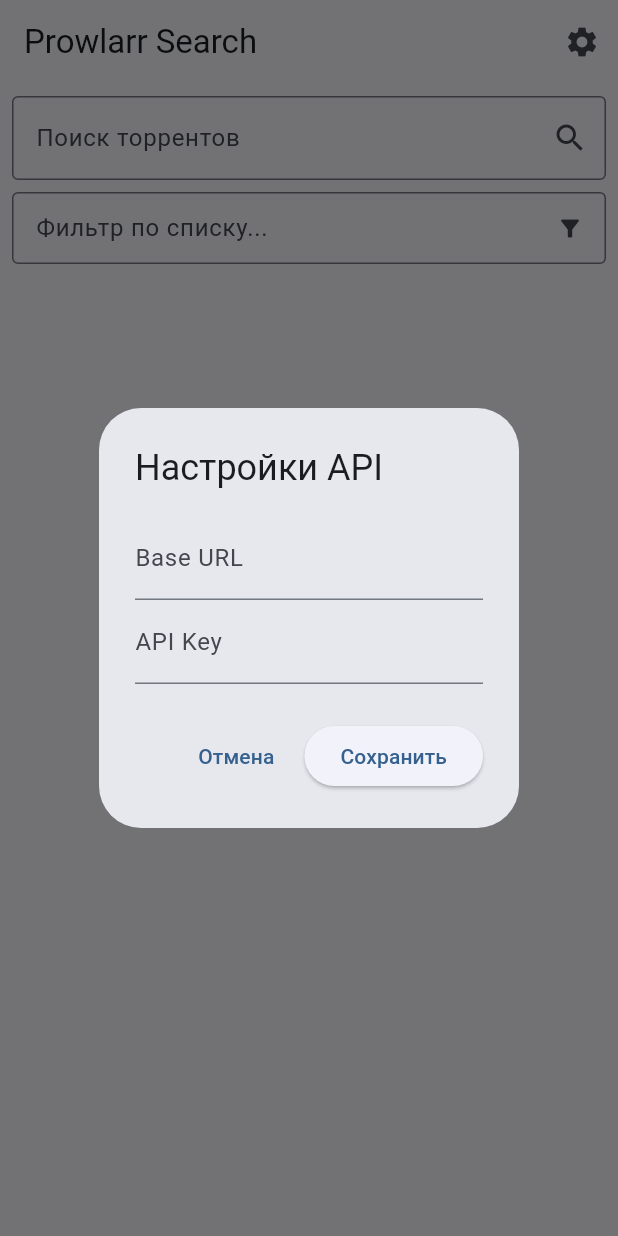
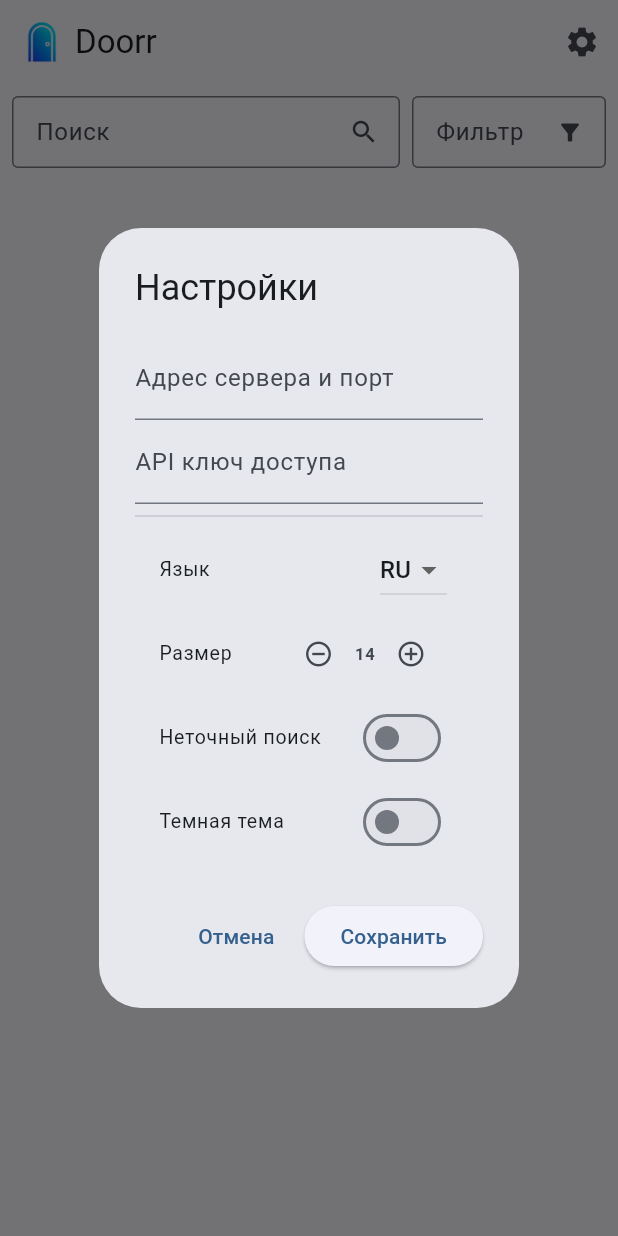
Before and after one commit to Lifailon/doorr, a Flutter app: the screen it shows after launch, after a tap on the "settings" icon, on a phone screen of 412 x 824 dp. Run offline on Flutter 3.47's test engine with Material 3 defaults, Android fonts, the phone set to English and light mode, and no system bars; our stand-ins replace shared_preferences.

Commit message:
add settings fot set font, language and dark theme

```diff
--- a/lib/main.dart
+++ b/lib/main.dart
@@ -3,23 +3,85 @@
 import 'package:http/http.dart' as http;
 import 'dart:convert';
 
-void main() => runApp(const ProwlarrApp());
+Map<String, dynamic> _labels = {};
 
-class ProwlarrApp extends StatelessWidget {
-  const ProwlarrApp({super.key});
+void main() => runApp(const DoorrApp());
+
+class DoorrApp extends StatefulWidget {
+  const DoorrApp({super.key});
+
+  @override
+  State<DoorrApp> createState() => _DoorrAppState();
+}
+
+class _DoorrAppState extends State<DoorrApp> {
+  ThemeMode _themeMode = ThemeMode.light;
+  String _lang = 'ru';
+  double _fontSize = 14.0;
+
+  void updateFontSize(double size) {
+    setState(() => _fontSize = size);
+  }
+
+  void updateTheme(bool isDark) {
+    setState(() => _themeMode = isDark ? ThemeMode.dark : ThemeMode.light);
+  }
+
+  void updateLang(String lang) {
+    setState(() => _lang = lang);
+  }
 
   @override
   Widget build(BuildContext context) {
     return MaterialApp(
       debugShowCheckedModeBanner: false,
-      theme: ThemeData(useMaterial3: true, colorSchemeSeed: Colors.blue),
-      home: const SearchScreen(),
+      themeMode: _themeMode,
+      builder: (context, child) {
+        return MediaQuery(
+          data: MediaQuery.of(context).copyWith(
+            textScaler: TextScaler.linear(_fontSize / 14.0),
+          ),
+          child: child!,
+        );
+      },
+      theme: ThemeData(
+        useMaterial3: true,
+        colorSchemeSeed: Colors.blue,
+      ),
+      darkTheme: ThemeData(
+        useMaterial3: true,
+        brightness: Brightness.dark,
+        colorSchemeSeed: Colors.blue,
+      ),
+      home: SearchScreen(
+        onThemeChanged: updateTheme,
+        onLangChanged: updateLang,
+        currentLang: _lang,
+        isDark: _themeMode == ThemeMode.dark,
+        currentFontSize: _fontSize,
+        onFontSizeChanged: updateFontSize,
+      ),
     );
   }
 }
 
 class SearchScreen extends StatefulWidget {
-  const SearchScreen({super.key});
+  final Function(bool) onThemeChanged;
+  final Function(String) onLangChanged;
+  final String currentLang;
+  final bool isDark;
+  final double currentFontSize;
+  final Function(double) onFontSizeChanged;
+
+  const SearchScreen({
+    super.key,
+    required this.onThemeChanged,
+    required this.onLangChanged,
+    required this.currentLang,
+    required this.isDark,
+    required this.currentFontSize,
+    required this.onFontSizeChanged,
+  });
 
   @override
   State<SearchScreen> createState() => _SearchScreenState();
@@ -29,43 +91,92 @@
   final TextEditingController _urlController = TextEditingController();
   final TextEditingController _keyController = TextEditingController();
   final TextEditingController _searchController = TextEditingController();
-  final TextEditingController _filterController = TextEditingController(); // Контроллер фильтра
+  final TextEditingController _filterController = TextEditingController();
 
-  List<dynamic> _allResults = []; // Все результаты от API
-  List<dynamic> _filteredResults = []; // Отфильтрованные результаты
+  List<dynamic> _allResults = [];
+  List<dynamic> _filteredResults = [];
   bool _isLoading = false;
+  bool _isFuzzy = false;
+
+  String get L => widget.currentLang;
 
   @override
   void initState() {
     super.initState();
-    _loadSettings();
-    // Привязываем функцию фильтрации к полю ввода
+    _setupApp();
     _filterController.addListener(_applyFilter);
   }
 
-  // Мгновенный фильтр по списку
+  Future<void> _setupApp() async {
+    await _loadLangFile();
+    await _loadSettings();
+  }
+
+  Future<void> _loadLangFile() async {
+    String jsonString = await DefaultAssetBundle.of(context).loadString('assets/lang.json');
+    setState(() {
+      _labels = jsonDecode(jsonString);
+    });
+  }
+
+  bool _fuzzyMatch(String query, String text) {
+    if (query.isEmpty) return true;
+    query = query.toLowerCase();
+    text = text.toLowerCase();
+    int i = 0; int j = 0;
+    while (i < query.length && j < text.length) {
+      if (query[i] == text[j]) i++;
+      j++;
+    }
+    return i == query.length;
+  }
+
   void _applyFilter() {
     final query = _filterController.text.toLowerCase();
     setState(() {
       _filteredResults = _allResults.where((item) {
         final title = (item['title'] ?? '').toString().toLowerCase();
-        return title.contains(query);
+        return _isFuzzy ? _fuzzyMatch(query, title) : title.contains(query);
       }).toList();
     });
   }
 
-  // Функция для расчета "возраста" раздачи
-  String _calculateAge(String? dateStr) {
-    if (dateStr == null) return '?';
-    try {
-      final publishDate = DateTime.parse(dateStr);
-      final difference = DateTime.now().difference(publishDate);
-      if (difference.inDays > 0) return '${difference.inDays}д';
-      if (difference.inHours > 0) return '${difference.inHours}ч';
-      return '${difference.inMinutes}м';
-    } catch (e) {
-      return '?';
+  Widget _highlightText(String text, String query) {
+    TextStyle baseStyle = TextStyle(
+      fontSize: 14,
+      fontWeight: FontWeight.bold,
+      color: Theme.of(context).textTheme.bodyLarge?.color
+    );
+
+    if (query.isEmpty) return Text(text, maxLines: 2, overflow: TextOverflow.ellipsis, style: baseStyle);
+
+    List<TextSpan> spans = [];
+    if (!_isFuzzy) {
+      final escapedQuery = RegExp.escape(query);
+      if (!text.toLowerCase().contains(query.toLowerCase())) return Text(text, maxLines: 2, overflow: TextOverflow.ellipsis, style: baseStyle);
+      final parts = text.split(RegExp(escapedQuery, caseSensitive: false));
+      int currentIndex = 0;
+      for (var i = 0; i < parts.length; i++) {
+        spans.add(TextSpan(text: parts[i]));
+        if (i < parts.length - 1) {
+          int start = text.toLowerCase().indexOf(query.toLowerCase(), currentIndex);
+          if (start != -1) {
+            spans.add(TextSpan(text: text.substring(start, start + query.length), style: TextStyle(backgroundColor: Colors.blue.withOpacity(0.3))));
+            currentIndex = start + query.length;
+          }
+        }
+      }
+    } else {
+      String lowText = text.toLowerCase(); String lowQuery = query.toLowerCase();
+      int qIdx = 0;
+      for (int i = 0; i < text.length; i++) {
+        if (qIdx < query.length && lowText[i] == lowQuery[qIdx]) {
+          spans.add(TextSpan(text: text[i], style: TextStyle(backgroundColor: Colors.blue.withOpacity(0.3))));
+          qIdx++;
+        } else { spans.add(TextSpan(text: text[i])); }
+      }
     }
+    return RichText(maxLines: 2, overflow: TextOverflow.ellipsis, text: TextSpan(style: baseStyle, children: spans));
   }
 
   Future<void> _loadSettings() async {
@@ -73,6 +184,12 @@
     setState(() {
       _urlController.text = prefs.getString('baseUrl') ?? '';
       _keyController.text = prefs.getString('apiKey') ?? '';
+      String lang = prefs.getString('lang') ?? 'ru';
+      widget.onLangChanged(lang);
+      widget.onFontSizeChanged(prefs.getDouble('fontSize') ?? 14.0);
+      _isFuzzy = prefs.getBool('isFuzzy') ?? false;
+      bool isDark = prefs.getBool('isDark') ?? false;
+      widget.onThemeChanged(isDark);
     });
   }
 
@@ -80,74 +197,56 @@
     final prefs = await SharedPreferences.getInstance();
     await prefs.setString('baseUrl', _urlController.text);
     await prefs.setString('apiKey', _keyController.text);
-    ScaffoldMessenger.of(context).showSnackBar(const SnackBar(content: Text('Настройки сохранены')));
+    await prefs.setString('lang', widget.currentLang);
+    await prefs.setDouble('fontSize', widget.currentFontSize);
+    await prefs.setBool('isFuzzy', _isFuzzy);
+    await prefs.setBool('isDark', widget.isDark);
+    ScaffoldMessenger.of(context).showSnackBar(
+      SnackBar(content: Text(_labels[L]!['saved']!))
+    );
   }
 
   Future<void> _search(String query) async {
-    if (_urlController.text.isEmpty || _keyController.text.isEmpty) {
-      _showSettingsDialog();
-      return;
-    }
-
+    if (_urlController.text.isEmpty || _keyController.text.isEmpty) { _showSettingsDialog(); return; }
     setState(() => _isLoading = true);
     try {
       final url = Uri.parse('${_urlController.text}/api/v1/search?query=$query&type=search&limit=100');
       final response = await http.get(url, headers: {'X-Api-Key': _keyController.text});
-
       if (response.statusCode == 200) {
         final data = json.decode(response.body);
-        setState(() {
-          _allResults = data;
-          _filteredResults = data; // При новом поиске сбрасываем фильтр
-          _filterController.clear(); // Очищаем поле фильтра
-        });
+        setState(() { _allResults = data; _applyFilter(); _filterController.clear(); });
       }
-    } catch (e) {
-      ScaffoldMessenger.of(context).showSnackBar(SnackBar(content: Text('Ошибка: $e')));
-    } finally {
-      setState(() => _isLoading = false);
-    }
+    } catch (e) { ScaffoldMessenger.of(context).showSnackBar(SnackBar(content: Text('${_labels[L]!['error']}: $e')));
+    } finally { setState(() => _isLoading = false); }
   }
 
   @override
   Widget build(BuildContext context) {
     return Scaffold(
       appBar: AppBar(
-        title: const Text('Prowlarr Search'),
-        actions: [
-          IconButton(
-            icon: const Icon(Icons.settings),
-            onPressed: _showSettingsDialog,
+      title: Row(
+        children: [
+          Image.asset(
+            'assets/logo.png',
+            width: 24,
+            height: 28,
           ),
+          const SizedBox(width: 10),
+          const Text('Doorr'),
         ],
+      ),
+      actions: [IconButton(icon: const Icon(Icons.settings), onPressed: _showSettingsDialog)],
       ),
       body: Column(
         children: [
           Padding(
-            padding: const EdgeInsets.fromLTRB(8, 8, 8, 4),
-            child: TextField(
-              controller: _searchController,
-              decoration: InputDecoration(
-                labelText: 'Поиск торрентов',
-                suffixIcon: IconButton(
-                  icon: const Icon(Icons.search),
-                  onPressed: () => _search(_searchController.text),
-                ),
-                border: const OutlineInputBorder(),
-              ),
-              onSubmitted: _search,
-            ),
-          ),
-          Padding(
-            padding: const EdgeInsets.fromLTRB(8, 4, 8, 8),
-            child: TextField(
-              controller: _filterController,
-              decoration: const InputDecoration(
-                labelText: 'Фильтр по списку...',
-                suffixIcon: Icon(Icons.filter_alt),
-                isDense: true,
-                border: OutlineInputBorder(),
-              ),
+            padding: const EdgeInsets.all(8.0),
+            child: Row(
+              children: [
+                Expanded(flex: 2, child: TextField(controller: _searchController, decoration: InputDecoration(labelText: _labels[L]!['search'], isDense: true, suffixIcon: IconButton(icon: const Icon(Icons.search, size: 20), onPressed: () => _search(_searchController.text)), border: const OutlineInputBorder()), onSubmitted: _search)),
+                const SizedBox(width: 8),
+                Expanded(flex: 1, child: TextField(controller: _filterController, decoration: InputDecoration(labelText: _labels[L]!['filter'], isDense: true, suffixIcon: const Icon(Icons.filter_alt, size: 18), border: const OutlineInputBorder()))),
+              ],
             ),
           ),
           if (_isLoading) const LinearProgressIndicator(),
@@ -156,38 +255,27 @@
               itemCount: _filteredResults.length,
               itemBuilder: (context, index) {
                 final item = _filteredResults[index];
-                // Извлекаем название категории из списка
-                String categoryName = '—';
-                if (item['categories'] != null && item['categories'] is List && item['categories'].isNotEmpty) {
-                  categoryName = item['categories'][0]['name'] ?? '—';
-                }
+                String cat = '—';
+                if (item['categories'] != null && item['categories'] is List && item['categories'].isNotEmpty) { cat = item['categories'][0]['name'] ?? '—'; }
                 return Card(
                   margin: const EdgeInsets.symmetric(horizontal: 8, vertical: 4),
                   child: ListTile(
-                    title: Text(item['title'] ?? 'Без названия',
-                        maxLines: 2, overflow: TextOverflow.ellipsis,
-                        style: const TextStyle(fontSize: 14, fontWeight: FontWeight.bold)),
+                    title: _highlightText(item['title'] ?? _labels[L]!['no_title']!, _filterController.text),
                     subtitle: Column(
                       crossAxisAlignment: CrossAxisAlignment.start,
                       children: [
                         const SizedBox(height: 4),
-                        Text('Индексатор: ${item['indexer']}', style: const TextStyle(fontSize: 12)),
-
-                        // Категория и Возраст в столбик одним шрифтом
-                        Text('Категория: $categoryName',
-                            style: const TextStyle(fontSize: 11, color: Colors.blueGrey)),
-                        Text('Возраст: ${item['age'] ?? '?'} дн. назад',
-                            style: const TextStyle(fontSize: 11, color: Colors.blueGrey)),
-
-                        Text('Размер: ${(item['size'] / (1024 * 1024 * 1024)).toStringAsFixed(2)} GB',
-                            style: const TextStyle(fontSize: 12)),
+                        Text('${_labels[L]!['indexer']}: ${item['indexer']}', style: const TextStyle(fontSize: 12, color: Colors.blueGrey)),
+                        Text('${_labels[L]!['category']}: $cat', style: const TextStyle(fontSize: 12, color: Colors.blueGrey)),
+                        Text('${_labels[L]!['age']}: ${item['age'] ?? '?'} ${_labels[L]!['days_ago']}', style: const TextStyle(fontSize: 12, color: Colors.blueGrey)),
+                        Text('${_labels[L]!['size']}: ${(item['size'] / (1024 * 1024 * 1024)).toStringAsFixed(2)} GB', style: const TextStyle(fontSize: 12, color: Colors.blueGrey)),
                       ],
                     ),
                     trailing: Column(
                       mainAxisAlignment: MainAxisAlignment.center,
                       children: [
-                        Text('S: ${item['seeders']}', style: const TextStyle(color: Colors.green, fontWeight: FontWeight.bold)),
-                        Text('L: ${item['leechers']}', style: const TextStyle(color: Colors.red, fontSize: 11)),
+                        Text('${item['seeders']}', style: const TextStyle(color: Colors.green, fontWeight: FontWeight.bold)),
+                        Text('${item['leechers']}', style: const TextStyle(color: Colors.red, fontSize: 11)),
                       ],
                     ),
                   ),
@@ -203,26 +291,80 @@
   void _showSettingsDialog() {
     showDialog(
       context: context,
-      builder: (context) => AlertDialog(
-        title: const Text('Настройки API'),
-        content: Column(
-          mainAxisSize: MainAxisSize.min,
-          children: [
-            TextField(controller: _urlController, decoration: const InputDecoration(labelText: 'Base URL')),
-            TextField(controller: _keyController, decoration: const InputDecoration(labelText: 'API Key')),
+      builder: (context) => StatefulBuilder(
+        builder: (context, setDS) => AlertDialog(
+          title: Text(_labels[L]!['settings']!),
+          content: SingleChildScrollView(
+            child: Column(
+              mainAxisSize: MainAxisSize.min,
+              children: [
+                TextField(
+                  controller: _urlController,
+                  decoration: InputDecoration(labelText: _labels[L]!['url'])
+                ),
+                TextField(
+                  controller: _keyController,
+                  decoration: InputDecoration(labelText: _labels[L]!['apiKey'])
+                ),
+                const Divider(),
+                DropdownButtonListTile(L: L, current: L, onChanged: (v) { widget.onLangChanged(v!); setDS((){}); }),
+                ListTile(
+                  title: Text(_labels[L]!['size']!, style: const TextStyle(fontSize: 13)),
+                  trailing: Row(
+                    mainAxisSize: MainAxisSize.min,
+                    children: [
+                      IconButton(
+                        icon: const Icon(Icons.remove_circle_outline, size: 20),
+                        onPressed: () {
+                          if (widget.currentFontSize > 10) {
+                            widget.onFontSizeChanged(widget.currentFontSize - 1);
+                            setDS(() {});
+                          }
+                        },
+                      ),
+                      Text(
+                        widget.currentFontSize.round().toString(),
+                        style: const TextStyle(fontWeight: FontWeight.bold),
+                      ),
+                      IconButton(
+                        icon: const Icon(Icons.add_circle_outline, size: 20),
+                        onPressed: () {
+                          if (widget.currentFontSize < 24) {
+                            widget.onFontSizeChanged(widget.currentFontSize + 1);
+                            setDS(() {});
+                          }
+                        },
+                      ),
+                    ],
+                  ),
+                ),
+                SwitchListTile(title: Text(_labels[L]!['fuzzy']!, style: const TextStyle(fontSize: 13)), value: _isFuzzy, onChanged: (v) { setState(() => _isFuzzy = v); setDS(() {}); _applyFilter(); }),
+                SwitchListTile(title: Text(_labels[L]!['dark_mode']!, style: const TextStyle(fontSize: 13)), value: widget.isDark, onChanged: (v) { widget.onThemeChanged(v); setDS(() {}); }),
+              ],
+            ),
+          ),
+          actions: [
+            TextButton(onPressed: () => Navigator.pop(context), child: Text(_labels[L]!['cancel']!)),
+            ElevatedButton(onPressed: () { _saveSettings(); Navigator.pop(context); }, child: Text(_labels[L]!['save']!)),
           ],
         ),
-        actions: [
-          TextButton(onPressed: () => Navigator.pop(context), child: const Text('Отмена')),
-          ElevatedButton(
-            onPressed: () {
-              _saveSettings();
-              Navigator.pop(context);
-            },
-            child: const Text('Сохранить'),
-          ),
-        ],
       ),
     );
   }
 }
+
+class DropdownButtonListTile extends StatelessWidget {
+  final String L; final String current; final ValueChanged<String?> onChanged;
+  const DropdownButtonListTile({super.key, required this.L, required this.current, required this.onChanged});
+  @override
+  Widget build(BuildContext context) {
+    return ListTile(
+      title: Text(L == 'ru' ? 'Язык' : 'Language', style: const TextStyle(fontSize: 13)),
+      trailing: DropdownButton<String>(
+        value: current,
+        items: const [DropdownMenuItem(value: 'ru', child: Text('RU')), DropdownMenuItem(value: 'en', child: Text('EN'))],
+        onChanged: onChanged,
+      ),
+    );
+  }
+}
```
